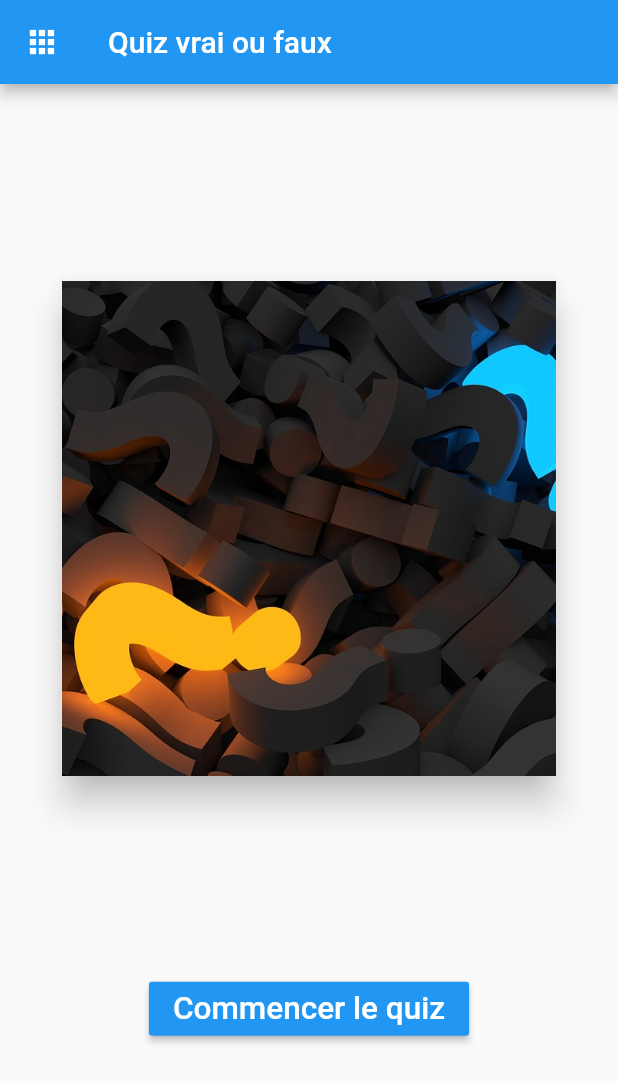
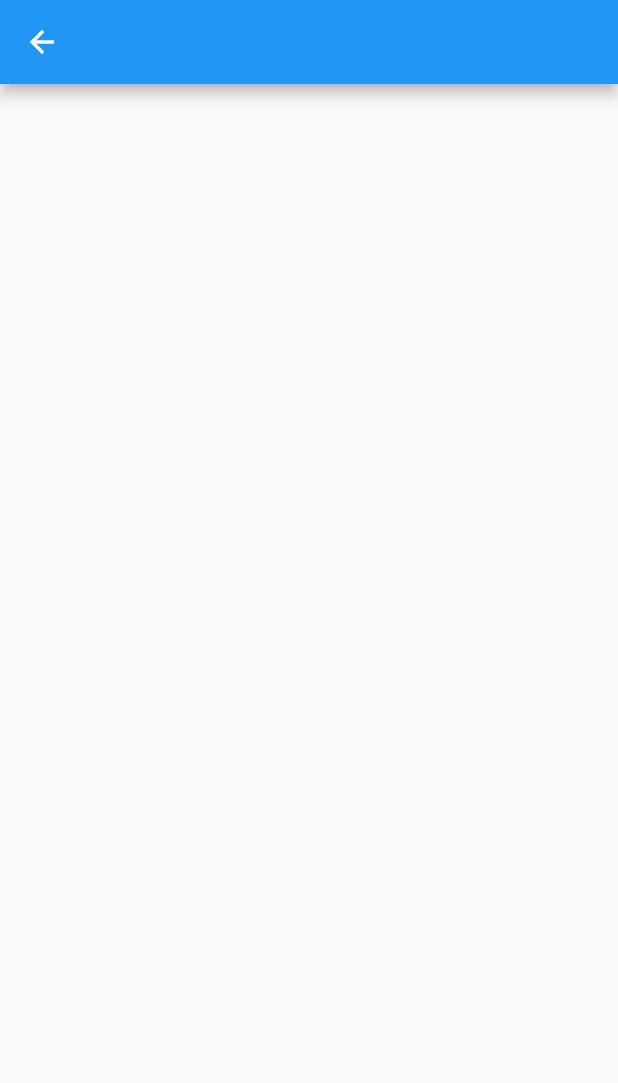
Before and after one commit to DevProsper/FlutterAppQuiz, a Flutter app: the screen it shows after launch, after a tap on "Commencer le quiz", on a phone screen of 412 x 824 dp. Shown: the top 1083 px of the screen. Run offline on Flutter 3.47's test engine with Material 2 defaults, Android fonts, the phone set to English and light mode, and no system bars.

```diff
--- /dev/null
+++ b/lib/models/question.dart
@@ -0,0 +1,10 @@
+
+class Question {
+
+  String question;
+  bool reponse;
+  String explication;
+  String imagePath;
+
+  Question(this.question, this.reponse, this.explication, this.imagePath);
+}
--- a/lib/widgets/home.dart
+++ b/lib/widgets/home.dart
@@ -1,5 +1,6 @@
 import 'package:flutter/material.dart';
 import 'CustomText.dart';
+import 'page_quiz.dart';
 
 
 class MyHomePage extends StatefulWidget {
@@ -40,7 +41,9 @@ class _MyHomePageState extends State<MyHomePage>{
             new RaisedButton(
               color: Colors.blue,
               onPressed: (){
-
+                Navigator.push(context, new MaterialPageRoute(builder: (BuildContext context){
+                    return new PageQuiz();
+                }));
             },
               child: new CustomText("Commencer le quiz", factor: 1.5),
             ),
--- /dev/null
+++ b/lib/widgets/page_quiz.dart
@@ -0,0 +1,51 @@
+import 'package:flutter/material.dart';
+import 'CustomText.dart';
+import 'package:flutterquiz/models/question.dart';
+
+class PageQuiz extends StatefulWidget{
+
+  @override
+  State<StatefulWidget> createState() {
+    return new _PageQuizState();
+  }
+}
+
+class _PageQuizState extends State<PageQuiz>{
+
+  late Question question;
+
+  List<Question> listeQuestions = [
+    new Question('La devise de la Belgique est l\'union fait la force', true, '', 'belgique.JPG'),
+    new Question('La lune va finir par tomber sur terre à cause de la gravité', false, 'Au contraire la lune s\'éloigne', 'lune.jpg'),
+    new Question('La Russie est plus grande en superficie que Pluton', true, '', 'russie.jpg'),
+    new Question('Nyctalope est une race naine d\'antilope', false, 'C’est une aptitude à voir dans le noir', 'nyctalope.jpg'),
+    new Question('Le Commodore 64 est l\’oridnateur de bureau le plus vendu', true, '', 'commodore.jpg'),
+    new Question('Le nom du drapeau des pirates es black skull', false, 'Il est appelé Jolly Roger', 'pirate.png'),
+    new Question('Haddock est le nom du chien Tintin', false, 'C\'est Milou', 'tintin.jpg'),
+    new Question('La barbe des pharaons était fausse', true, 'A l\'époque déjà ils utilisaient des postiches', 'pharaon.jpg'),
+    new Question('Au Québec tire toi une bûche veut dire viens viens t\'asseoir', true, 'La bûche, fameuse chaise de bucheron', 'buche.jpg'),
+    new Question('Le module lunaire Eagle de possédait de 4Ko de Ram', true, 'Dire que je me plains avec mes 8GO de ram sur mon mac', 'eagle.jpg'),
+  ];
+
+  int index = 0;
+  int score = 0;
+
+  @override
+  void initState() {
+    super.initState();
+    question = listeQuestions[index];
+  }
+
+  @override
+  Widget build(BuildContext context) {
+
+    return new Scaffold(
+      appBar: new AppBar(
+
+      ),
+      body: new Center(
+
+      ),
+    );
+  }
+}
```
